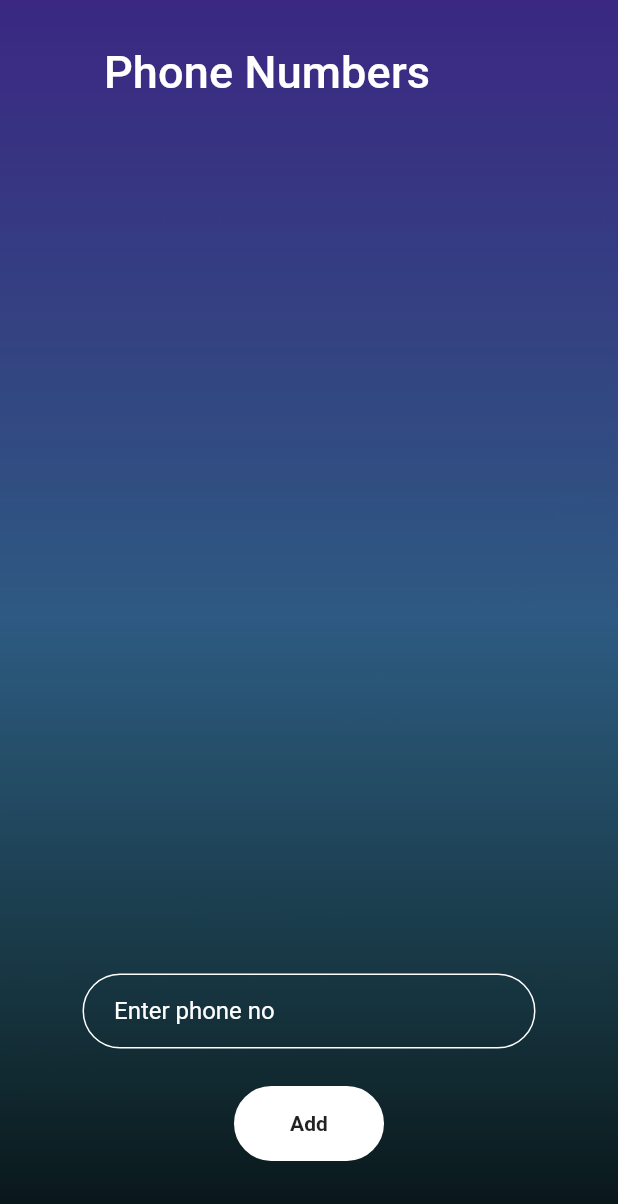
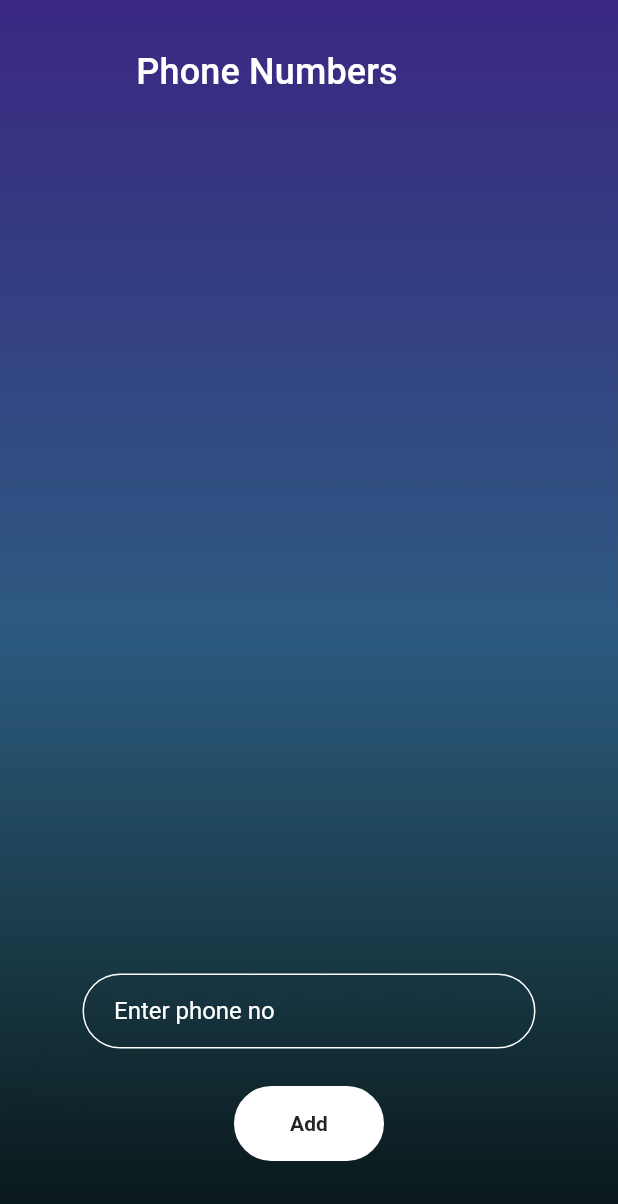
Before and after one commit to tarush-r/Safety-App, a Flutter app: the ContactList screen opened directly, on a phone screen of 412 x 824 dp. Shown: the top 1204 px of the screen. Run offline on Flutter 3.47's test engine with Material 2 defaults, Android fonts, the phone set to English and light mode, and no system bars; our stand-ins replace firebase_auth, geolocator, sqflite; missing offline and left inert: dart:ffi, sms; accounts and stored records are empty.

Commit message:
Final Commit

```diff
--- a/lib/screens/contacts.dart
+++ b/lib/screens/contacts.dart
@@ -54,7 +54,7 @@ class _ContactListState extends State<ContactList> {
       child: DataTable(
         columns: [
           DataColumn(
-            label: Text("Phone Numbers", style:TextStyle(color:Colors.white, fontSize:30)),
+            label: Text("Phone Numbers", style:TextStyle(color:Colors.white, fontSize:24)),
           ),
           DataColumn(
             label: Text(""),
```
Also changed, not shown: pubspec.lock, 6 other files.
